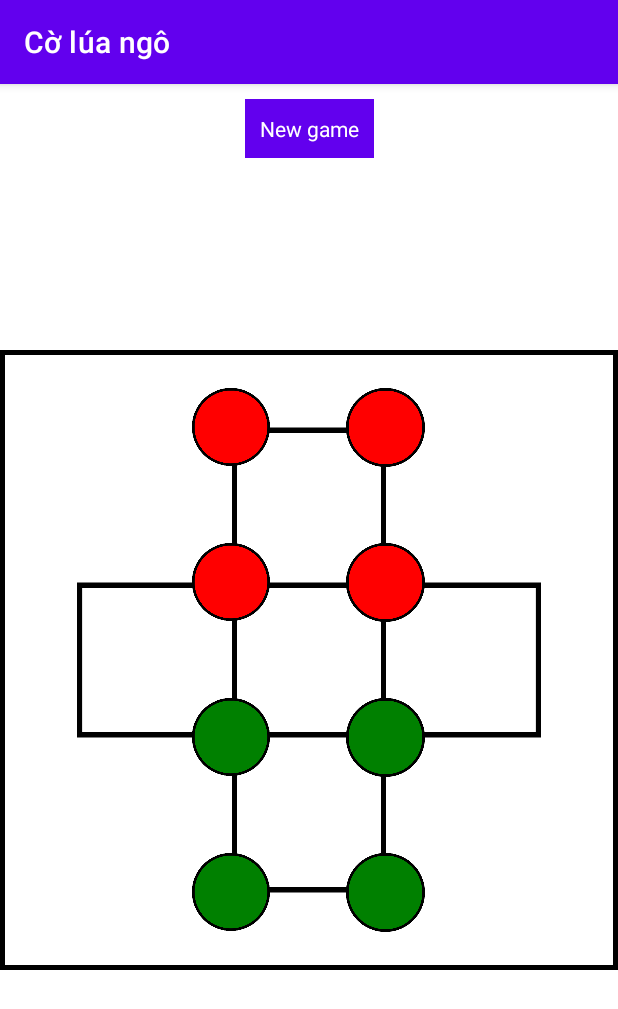
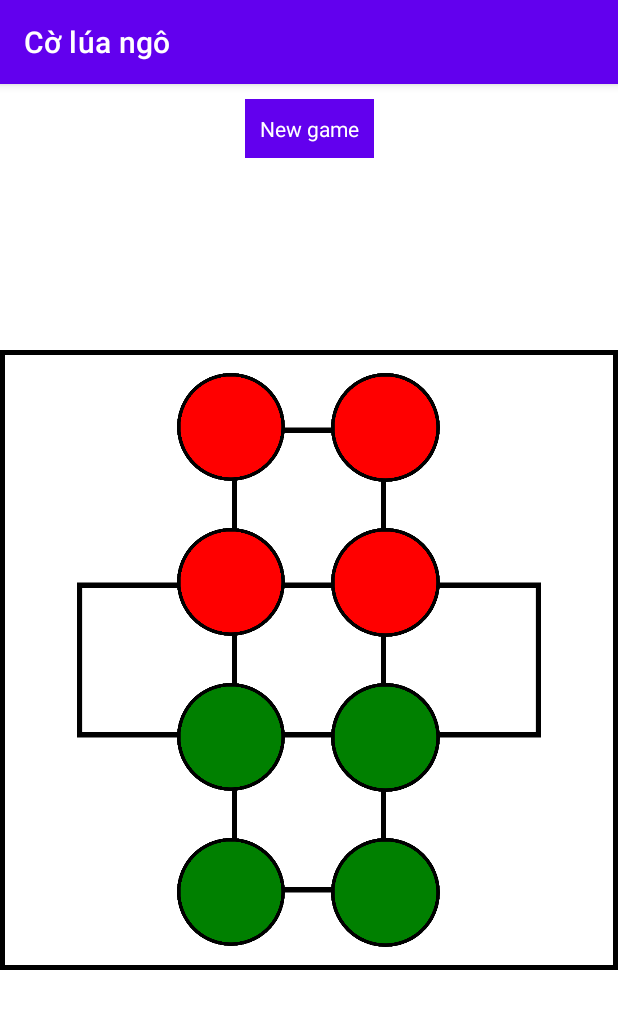
Before and after one commit to phuc2409/CoLuaNgo, an Android app: the screen it shows after launch (GameActivity), on a phone screen of 412 x 824 dp. Shown: the top 1009 px of the screen. Run offline under Robolectric (Android 15) with nearby library versions, the phone set to English and light mode, and no system bars.

Commit message:
Update item_node.xml

```diff
--- a/app/src/main/res/layout/item_node.xml
+++ b/app/src/main/res/layout/item_node.xml
@@ -18,7 +18,7 @@
         android:id="@+id/imgViewAlly"
         android:layout_width="0dp"
         android:layout_height="0dp"
-        android:layout_margin="25dp"
+        android:layout_margin="15dp"
         android:contentDescription="@string/image"
         android:src="@drawable/ic_ally"
         app:layout_constraintBottom_toBottomOf="parent"
@@ -31,7 +31,7 @@
         android:id="@+id/imgViewEnemy"
         android:layout_width="0dp"
         android:layout_height="0dp"
-        android:layout_margin="25dp"
+        android:layout_margin="15dp"
         android:contentDescription="@string/image"
         android:src="@drawable/ic_enemy"
         android:visibility="gone"
@@ -45,7 +45,7 @@
         android:id="@+id/imgViewFrom"
         android:layout_width="0dp"
         android:layout_height="0dp"
-        android:layout_margin="25dp"
+        android:layout_margin="15dp"
         android:contentDescription="@string/image"
         android:padding="15dp"
         android:src="@drawable/ic_move"
@@ -60,7 +60,7 @@
         android:id="@+id/imgViewTo"
         android:layout_width="0dp"
         android:layout_height="0dp"
-        android:layout_margin="25dp"
+        android:layout_margin="15dp"
         android:contentDescription="@string/image"
         android:padding="20dp"
         android:src="@drawable/ic_move"
```
